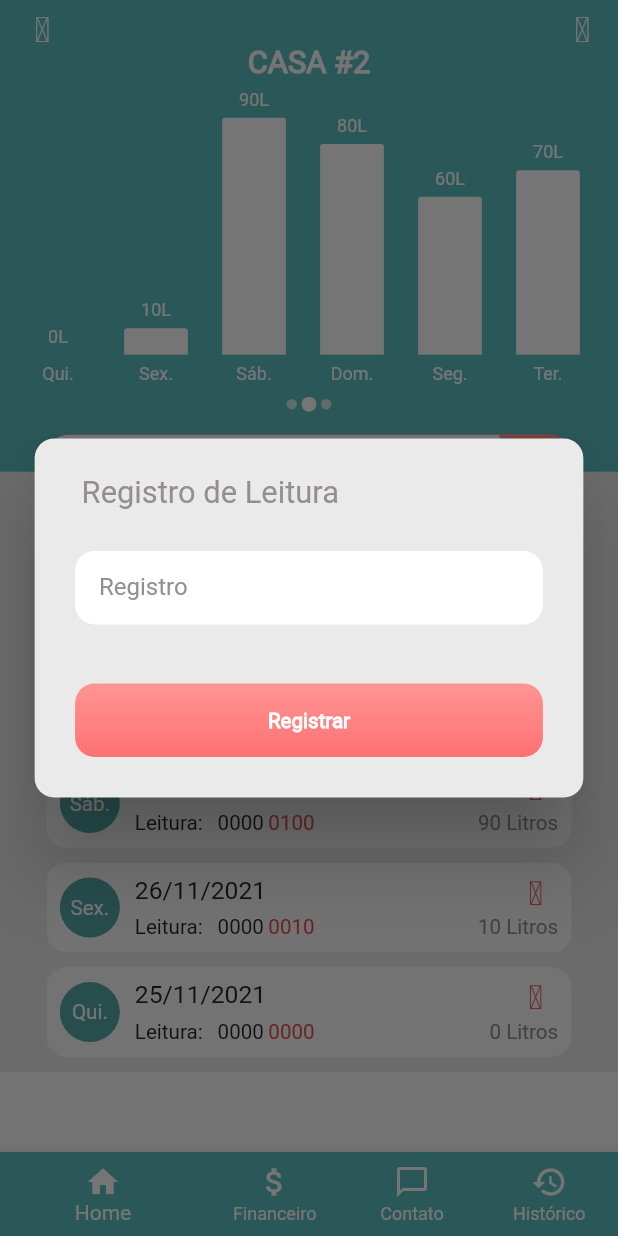
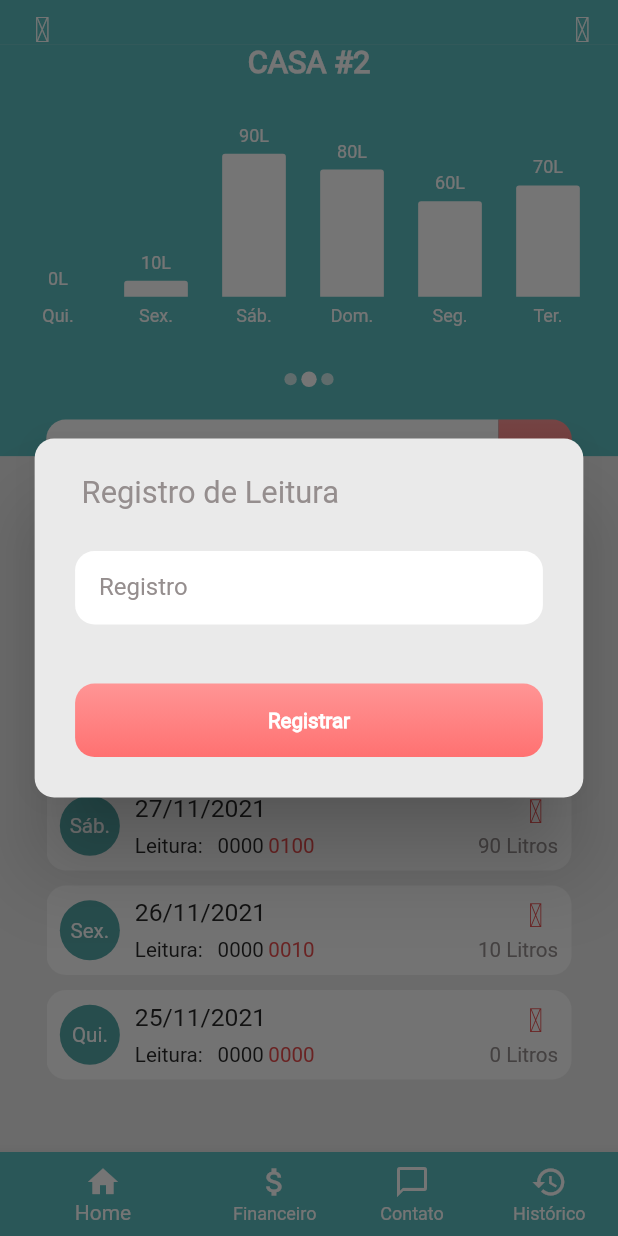
Before and after one commit to Psykhepathos/Agua_App, a Flutter app: the PaginaPrincipal screen opened by its route, after a tap on "Novo Registro", on a phone screen of 412 x 824 dp. Run offline on Flutter 3.47's test engine with Material 2 defaults, Android fonts, the phone set to English and light mode, and no system bars; our stand-ins replace carousel_slider, charts_flutter, material_design_icons_flutter.

Commit message:
página principal reorganizada

```diff
--- a/lib/components/buttons.dart
+++ b/lib/components/buttons.dart
@@ -10,7 +10,19 @@ class Buttons {
     double width = 0,
     Color textColor = Colors.white,
     List<Color> colors = Vars.secondaryGradient,
+    int textSize = 0,
   }) {
+    if (textSize > 3) {
+      textSize = 3;
+    } else if (textSize < 0) {
+      textSize = 0;
+    }
+    List<Widget> list = [
+      Vars.textSmaller(context, text: texto, isBold: true, color: textColor),
+      Vars.textSmall(context, text: texto, isBold: true, color: textColor),
+      Vars.textMedium(context, text: texto, isBold: true, color: textColor),
+      Vars.textLarge(context, text: texto, isBold: true, color: textColor),
+    ];
     return Container(
       height: MediaQuery.of(context).size.height / 16.83636,
       width: (width == 0) ? MediaQuery.of(context).size.width / 1.17582 : width,
@@ -25,8 +37,7 @@ class Buttons {
       ),
       child: ElevatedButton(
         onPressed: function,
-        child: Vars.textSmaller(context,
-            text: texto, isBold: true, color: textColor),
+        child: list[textSize],
         style: ButtonStyle(
           backgroundColor: MaterialStateProperty.all<Color>(Colors.transparent),
           shadowColor: MaterialStateProperty.all<Color>(Colors.transparent),
--- a/lib/components/variables.dart
+++ b/lib/components/variables.dart
@@ -28,6 +28,10 @@ class Vars {
     Color.fromARGB(255, 255, 149, 149),
     Color.fromARGB(255, 255, 113, 113)
   ];
+
+  static double mainHeight(context) {
+    return MediaQuery.of(context).size.height / 16.83636;
+  }
 
   static Text textSmaller(
     context, {
--- a/lib/pagina_principal.dart
+++ b/lib/pagina_principal.dart
@@ -1,3 +1,4 @@
+import 'package:carousel_slider/carousel_slider.dart';
 import 'package:flutter/material.dart';
 import 'package:flutter_application_1/chart/chart.dart';
 import 'package:flutter_application_1/components/buttons.dart';
@@ -10,6 +11,7 @@ import 'dart:math';
 import '/models/registers.dart';
 import '/components/register_form.dart';
 import '/components/register_list.dart';
+import 'components/form_fields.dart';
 
 class PaginaPrincipal extends StatefulWidget {
   const PaginaPrincipal({Key? key}) : super(key: key);
@@ -121,6 +123,10 @@ class _PaginaPrincipalState extends State<PaginaPrincipal> {
     });
   }
 
+  List list = [1, 2, 3, 4, 5, 6, 7, 8, 9];
+  int _current = 0;
+  final CarouselController _controller = CarouselController();
+
   @override
   Widget build(BuildContext context) {
     _setarRecenteRegistro;
@@ -145,36 +151,76 @@ class _PaginaPrincipalState extends State<PaginaPrincipal> {
                   onPressed: () {},
                 ),
               ),
-              // ...
             )),
-        body: SingleChildScrollView(
-          child: Container(
+        body: Container(
           color: Vars.backGroundGrey,
           child: Stack(children: <Widget>[
             Container(
-                height: 285,
+              /*
+              child: Column(
+                children: [
+                  Expanded(
+                    child: CarouselSlider(
+                      items: list
+                          .map((item) => Container(
+                                child: Center(child: Text(item.toString())),
+                                color: Colors.green,
+                              ))
+                          .toList(),
+                      carouselController: _controller,
+                      options: CarouselOptions(
+                          autoPlay: false,
+                          enlargeCenterPage: false,
+                          onPageChanged: (index, reason) {}),
+                    ),
+                  ),
+                  Row(
+                    mainAxisAlignment: MainAxisAlignment.center,
+                    children: list.asMap().entries.map((entry) {
+                      return GestureDetector(
+                        onTap: () => _controller.animateToPage(entry.key),
+                        child: Container(
+                          width: 12.0,
+                          height: 12.0,
+                          margin: EdgeInsets.symmetric(
+                              vertical: 8.0, horizontal: 4.0),
+                          decoration: BoxDecoration(
+                              shape: BoxShape.circle,
+                              color: (Theme.of(context).brightness ==
+                                          Brightness.dark
+                                      ? Colors.white
+                                      : Colors.black)
+                                  .withOpacity(
+                                      _current == entry.key ? 0.9 : 0.4)),
+                        ),
+                      );
+                    }).toList(),
+                  ),
+                ],
+              ),*/
+              height: MediaQuery.of(context).size.height / 3,
               color: Vars.primary,
-              ),
-              Center(
+              child: Column(
+                children: [
+                  Align(
+                    alignment: Alignment(0, -1),
+                    child: Center(
                       child: Vars.textMedium(
                         context,
                         text: 'CASA #2',
                         isBold: true,
                       ),
                     ),
-              Column(
-                children: [
-                  Center(
-                    child: SizedBox(
-                      height: 260,
-                      child: Column(
-                        children: [
+                  ),
                   Center(
                     child: Container(
                       margin: EdgeInsets.only(top: 35),
-                              height: 200,
+                      height: MediaQuery.of(context).size.height / 6,
                       child: Chart(recentRegister: _sevenRegisters),
                     ),
+                  ),
+                  SizedBox(
+                    height: (MediaQuery.of(context).size.height / 18.83636) / 2,
                   ),
                   Row(
                     mainAxisAlignment: MainAxisAlignment.center,
@@ -184,83 +230,58 @@ class _PaginaPrincipalState extends State<PaginaPrincipal> {
                         decoration: BoxDecoration(
                             borderRadius: BorderRadius.circular(10),
                             color: Colors.white70),
-                                height: 7,
-                                width: 7,
+                        height: MediaQuery.of(context).size.height / 100,
+                        width: MediaQuery.of(context).size.height / 100,
                       ),
                       Container(
                         decoration: BoxDecoration(
                             borderRadius: BorderRadius.circular(10),
                             color: Colors.white),
-                                height: 10,
-                                width: 10,
+                        height: MediaQuery.of(context).size.height / 80,
+                        width: MediaQuery.of(context).size.height / 80,
                       ),
                       Container(
                         margin: EdgeInsets.only(left: 3),
                         decoration: BoxDecoration(
                             borderRadius: BorderRadius.circular(10),
                             color: Colors.white70),
-                                height: 7,
-                                width: 7,
+                        height: MediaQuery.of(context).size.height / 100,
+                        width: MediaQuery.of(context).size.height / 100,
                       ),
                     ],
                   ),
                 ],
               ),
             ),
+            Column(
+              children: [
+                SizedBox(
+                  height: (MediaQuery.of(context).size.height / 3) -
+                      (MediaQuery.of(context).size.height / 16.83636) / 2,
                 ),
                 Stack(children: <Widget>[
                   Center(
-                      child: SizedBox(
-                        height: 50,
-                        width: 350,
-                        child: TextField(
+                    child: FormFields.sendTextFormField(
+                      context,
+                      TextEditingController(),
+                      icon: "Search",
                       onChanged: (text) {},
-                          obscureText: true,
-                          decoration: InputDecoration(
-                            border: OutlineInputBorder(
-                                borderRadius: BorderRadius.circular(15)),
-                            labelText: 'Buscar',
-                            enabledBorder: OutlineInputBorder(
-                                borderSide: const BorderSide(
-                                    color: Colors.grey, width: 0.0),
-                                borderRadius: BorderRadius.circular(15)),
-                            fillColor: Colors.white,
-                            filled: true,
-                            suffixIcon: Container(
-                              width: 40,
-                              height: 60,
-                              decoration: const BoxDecoration(
-                                  color: Color.fromRGBO(255, 149, 149, 1),
-                                  borderRadius: BorderRadius.only(
-                                      topRight: Radius.circular(15),
-                                      bottomRight: Radius.circular(15))),
-                              child: IconButton(
-                                color: Colors.white,
-                                icon: const Icon(
-                                  Icons.search,
-                                  color: Colors.white,
-                                ),
-                                onPressed: () {},
-                              ),
-                            ),
-                          ),
-                        ),
+                      obscure: false,
+                      hint: "Buscar",
+                      buttonFunction: () {},
                     ),
                   ),
                 ]),
-                  const SizedBox(
-                    height: 10,
+                SizedBox(
+                  height: MediaQuery.of(context).size.width / 30,
                 ),
-                  SizedBox(
-                      height: 50,
-                      width: 350,
-                      child: Buttons.largeButton(
+                Buttons.largeButton(
                   context,
                   function: () => _openregisterFormModal(context),
                   texto: 'Novo Registro',
-                      )),
-                  const SizedBox(
-                    height: 10,
+                ),
+                SizedBox(
+                  height: MediaQuery.of(context).size.width / 30,
                 ),
                 Container(
                   alignment: Alignment.centerLeft,
@@ -270,13 +291,12 @@ class _PaginaPrincipalState extends State<PaginaPrincipal> {
                   ),
                 ),
                 Container(
-                      height: 289,
+                    height: MediaQuery.of(context).size.height / 2.67,
                     alignment: Alignment.topCenter,
                     child: RegisterList(_registers, _removeRegister)),
               ],
             ),
           ]),
-          ),
         ),
         bottomNavigationBar: SafeArea(
           child: BottomNavigationBar(
--- a/pubspec.yaml
+++ b/pubspec.yaml
@@ -37,6 +37,7 @@ dependencies:
   # The following adds the Cupertino Icons font to your application.
   # Use with the CupertinoIcons class for iOS style icons.
   cupertino_icons: ^1.0.2
+  carousel_slider: ^4.0.0
 
 dev_dependencies:
   flutter_test:
```
Also changed, not shown: lib/login_page.dart (+12 -57 lines), pubspec.lock. Lines whose indentation alone changed are shown as unchanged.
